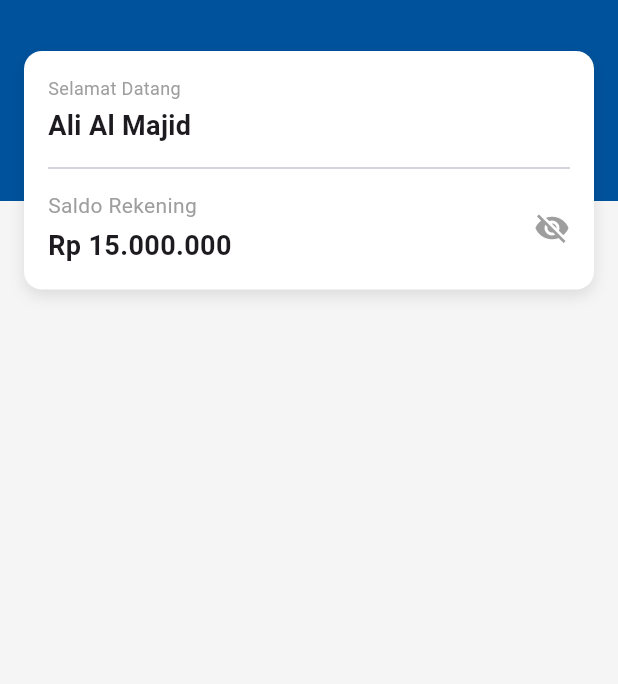
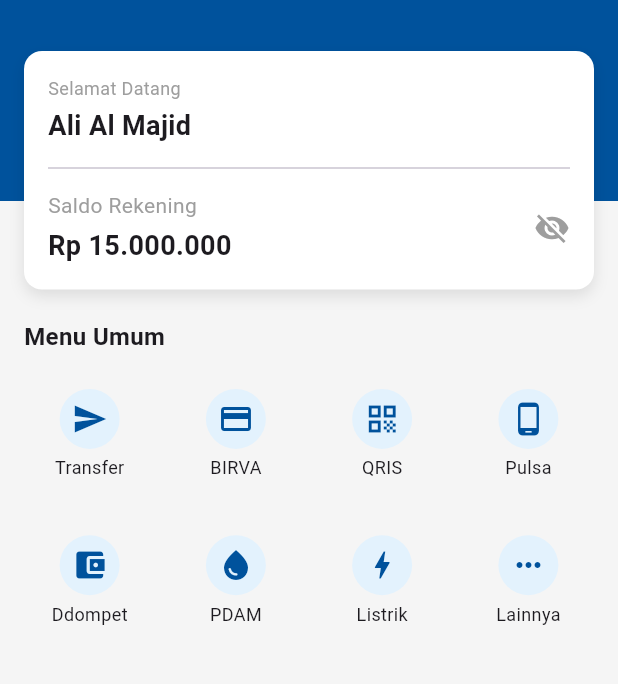
Before and after one commit to alialmajid/brimo_ui, a Flutter app: the screen it shows after launch, on a phone screen of 412 x 824 dp, the part 63-747 px from its top. Run offline on Flutter 3.47's test engine with Material 3 defaults, Android fonts, the phone set to English and light mode, and no system bars.

Commit message:
menambahkan gridview untuk deretan menu utama

```diff
--- a/lib/main.dart
+++ b/lib/main.dart
@@ -103,6 +103,43 @@ class BrimoHomePage extends StatelessWidget {
               ),
             ],
           ),
+
+          const SizedBox(height: 20),
+
+          const Padding(
+            padding: EdgeInsets.symmetric(horizontal: 16.0),
+            child: Text("Menu Umum", style: TextStyle(fontWeight: FontWeight.bold, fontSize: 16)),
+          ),
+          const SizedBox(height: 10),
+          Container(
+            height: 200,
+            padding: const EdgeInsets.symmetric(horizontal: 16.0),
+            child: GridView.builder(
+              physics: const NeverScrollableScrollPhysics(),
+              gridDelegate: const SliverGridDelegateWithFixedCrossAxisCount(
+                crossAxisCount: 4,
+                crossAxisSpacing: 10,
+                mainAxisSpacing: 10,
+              ),
+              itemCount: 8,
+              itemBuilder: (context, index) {
+                List<IconData> icons = [Icons.send, Icons.payment, Icons.qr_code, Icons.phone_android, Icons.account_balance_wallet, Icons.water_drop, Icons.bolt, Icons.more_horiz];
+                List<String> labels = ["Transfer", "BIRVA", "QRIS", "Pulsa", "Ddompet", "PDAM", "Listrik", "Lainnya"];
+
+                return Column(
+                  mainAxisAlignment: MainAxisAlignment.center,
+                  children: [
+                    CircleAvatar(
+                      backgroundColor: Colors.blue[50],
+                      child: Icon(icons[index], color: const Color(0xFF00529C)),
+                    ),
+                    const SizedBox(height: 4),
+                    Text(labels[index], style: const TextStyle(fontSize: 12), overflow: TextOverflow.ellipsis),
+                  ],
+                );
+              },
+            ),
+          ),
         ],
       ),
     );
```
